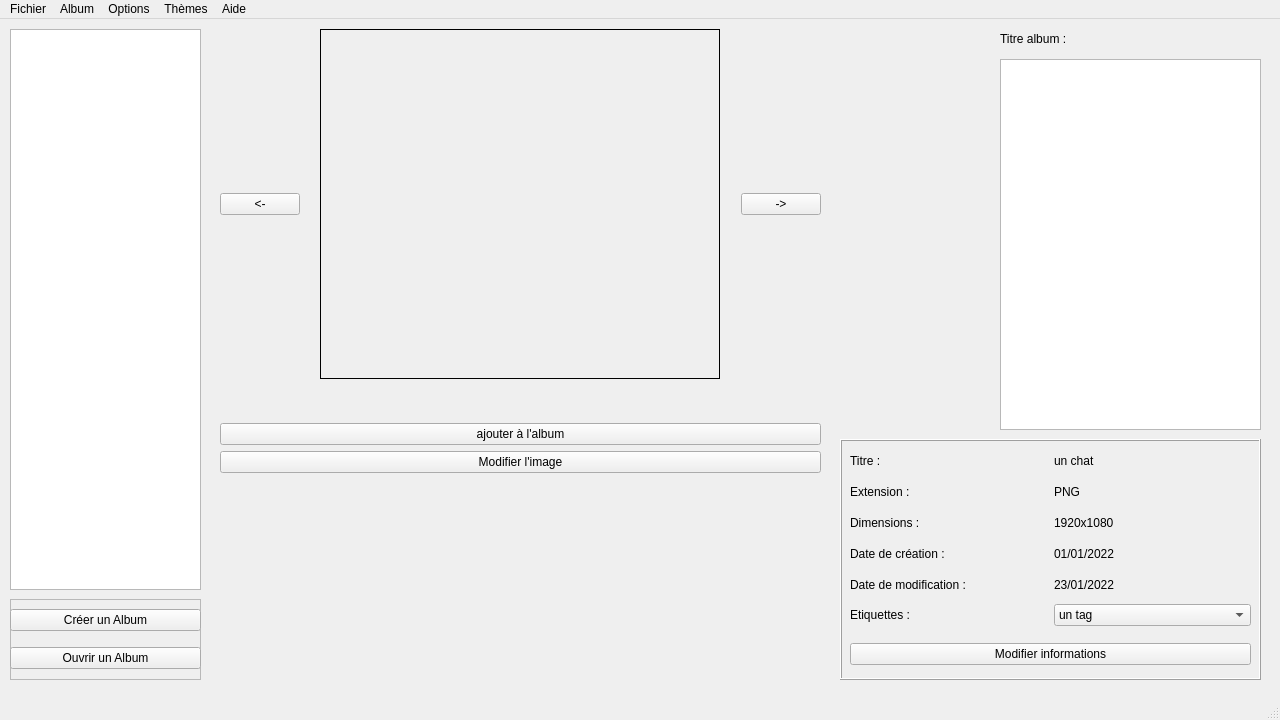
Before: the Qt Designer form projet/mainwindow.ui in BlackFox3000/M1-IHM-Project, drawn with Qt 5.
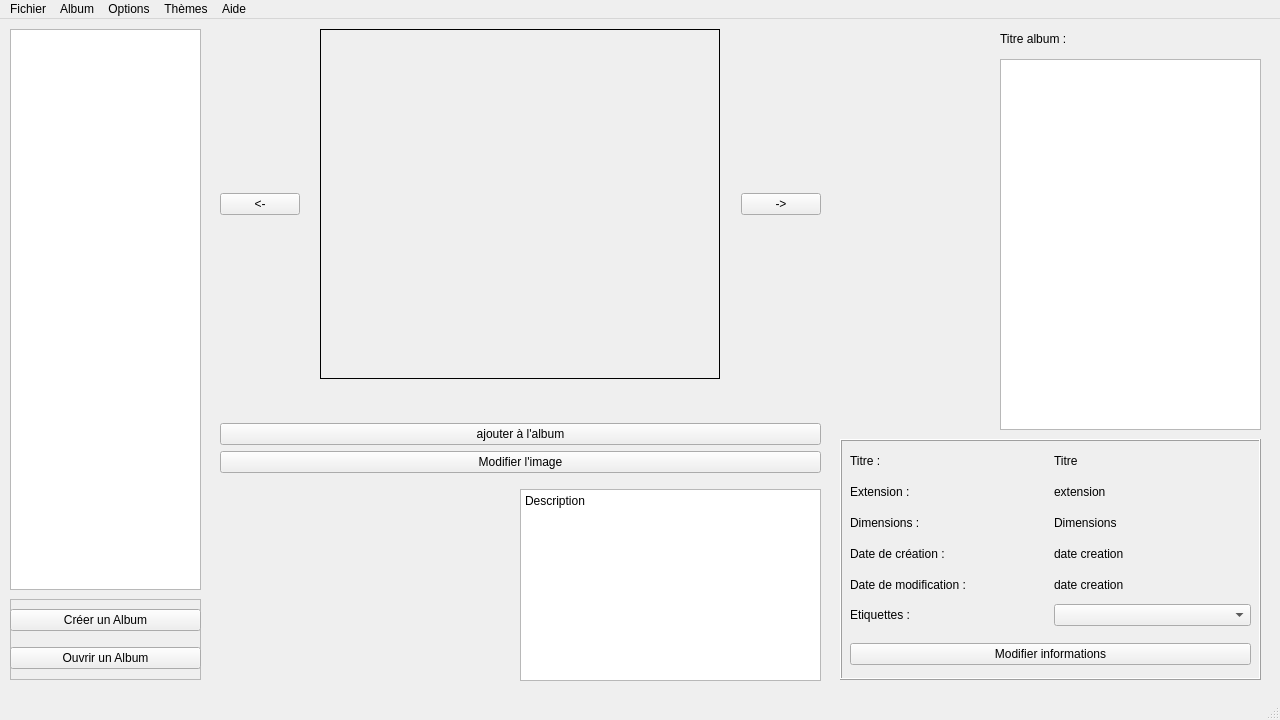
After: the same form once the commit is applied.

Diff of the .ui file:
```diff
--- a/projet/mainwindow.ui
+++ b/projet/mainwindow.ui
@@ -67,14 +67,14 @@
       <item row="0" column="1">
        <widget class="QLabel" name="label_titre">
         <property name="text">
-         <string>un chat</string>
+         <string>Titre</string>
         </property>
        </widget>
       </item>
       <item row="2" column="1">
        <widget class="QLabel" name="label_dimensions">
         <property name="text">
-         <string>1920x1080</string>
+         <string>Dimensions</string>
         </property>
        </widget>
       </item>
@@ -112,16 +112,6 @@
           <verstretch>0</verstretch>
          </sizepolicy>
         </property>
-        <item>
-         <property name="text">
-          <string>un tag</string>
-         </property>
-        </item>
-        <item>
-         <property name="text">
-          <string>un autre tag</string>
-         </property>
-        </item>
        </widget>
       </item>
       <item row="3" column="0">
@@ -148,7 +138,7 @@
       <item row="1" column="1">
        <widget class="QLabel" name="label_extension">
         <property name="text">
-         <string>PNG</string>
+         <string>extension</string>
         </property>
        </widget>
       </item>
@@ -162,14 +152,14 @@
       <item row="3" column="1">
        <widget class="QLabel" name="label_creation">
         <property name="text">
-         <string>01/01/2022</string>
+         <string>date creation</string>
         </property>
        </widget>
       </item>
       <item row="4" column="1">
        <widget class="QLabel" name="label_modif">
         <property name="text">
-         <string>23/01/2022</string>
+         <string>date creation</string>
         </property>
        </widget>
       </item>
@@ -399,6 +389,23 @@
      </layout>
     </widget>
    </widget>
+   <widget class="QTextBrowser" name="textBrowser_description">
+    <property name="geometry">
+     <rect>
+      <x>520</x>
+      <y>470</y>
+      <width>301</width>
+      <height>192</height>
+     </rect>
+    </property>
+    <property name="html">
+     <string>&lt;!DOCTYPE HTML PUBLIC &quot;-//W3C//DTD HTML 4.0//EN&quot; &quot;http://www.w3.org/TR/REC-html40/strict.dtd&quot;&gt;
+&lt;html&gt;&lt;head&gt;&lt;meta name=&quot;qrichtext&quot; content=&quot;1&quot; /&gt;&lt;meta charset=&quot;utf-8&quot; /&gt;&lt;style type=&quot;text/css&quot;&gt;
+p, li { white-space: pre-wrap; }
+&lt;/style&gt;&lt;/head&gt;&lt;body style=&quot; font-family:'Segoe UI'; font-size:9pt; font-weight:400; font-style:normal;&quot;&gt;
+&lt;p style=&quot; margin-top:0px; margin-bottom:0px; margin-left:0px; margin-right:0px; -qt-block-indent:0; text-indent:0px;&quot;&gt;Description&lt;/p&gt;&lt;/body&gt;&lt;/html&gt;</string>
+    </property>
+   </widget>
   </widget>
   <widget class="QMenuBar" name="menubar">
    <property name="geometry">
```
